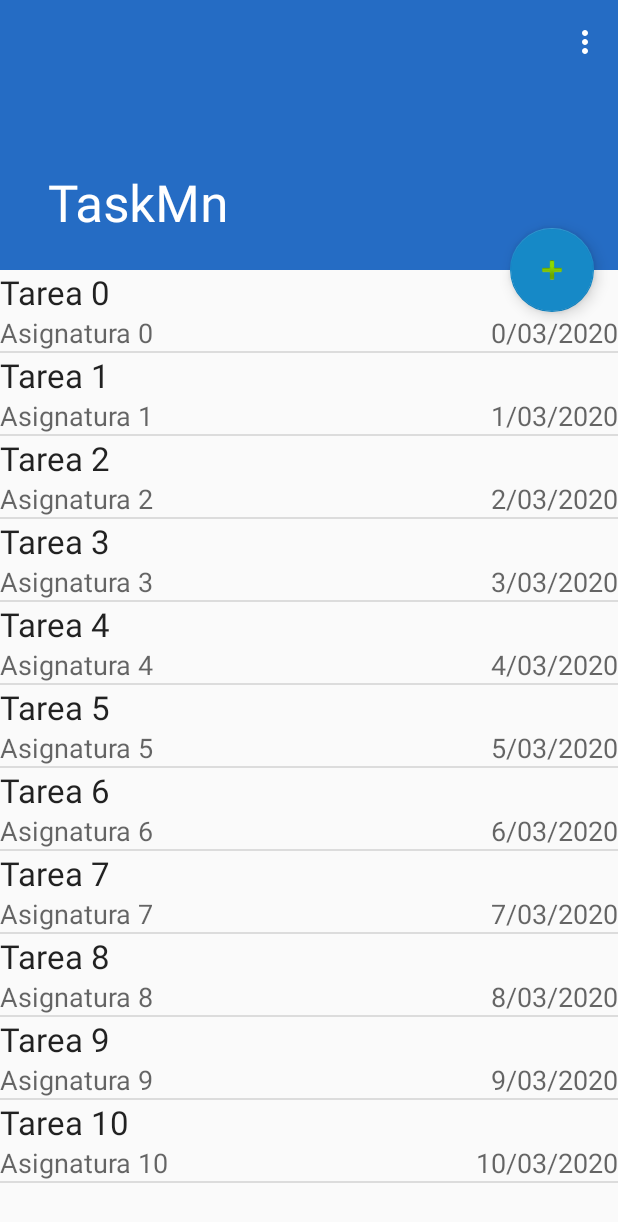
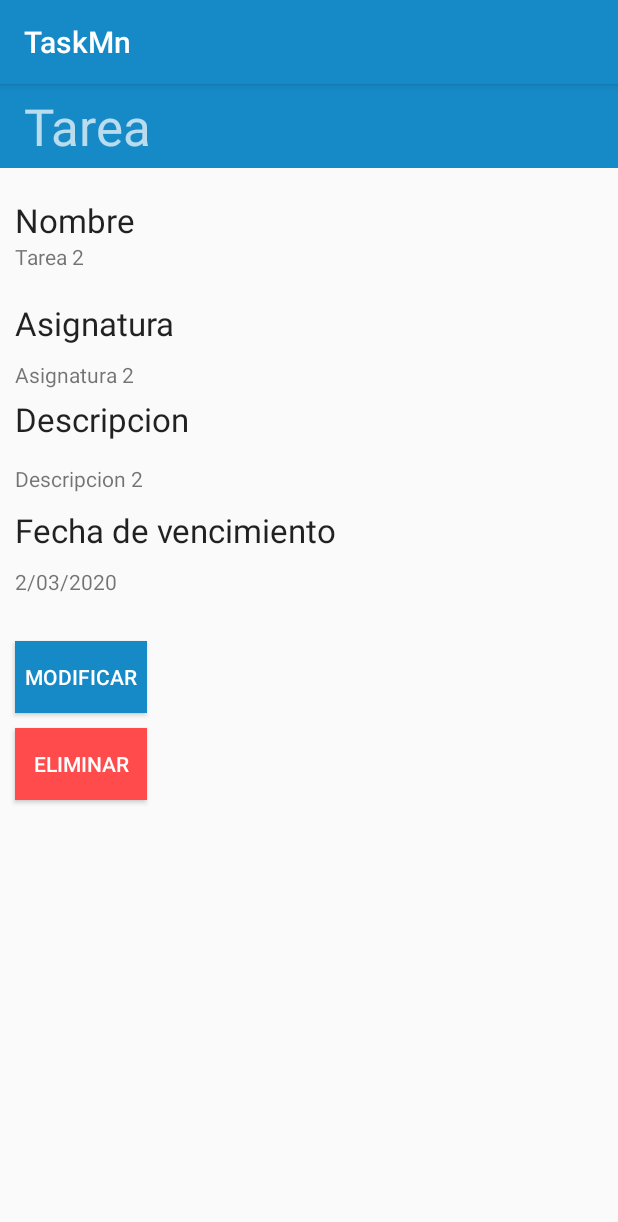
Before and after one commit to RodrigoVelazquez99/taskmn, an Android app: the screen it shows after launch (ScrollingActivity before the commit, VerTareaActivity after it), after a tap on an icon or button, on a phone screen of 412 x 824 dp. Shown: the top 1222 px of the screen. Run offline under Robolectric (Android 15) with nearby library versions, the phone set to English and light mode, and no system bars.

Commit message:
se pueden ver las tareas

```diff
--- a/app/src/main/AndroidManifest.xml
+++ b/app/src/main/AndroidManifest.xml
@@ -9,7 +9,8 @@
         android:roundIcon="@mipmap/ic_launcher_round"
         android:supportsRtl="true"
         android:theme="@style/AppTheme">
-        <activity android:name=".AgregarTareaActivity"></activity>
+        <activity android:name=".VerTareaActivity"></activity>
+        <activity android:name=".AgregarTareaActivity" />
         <activity
             android:name=".ScrollingActivity"
             android:label="@string/app_name"
--- a/app/src/main/java/com/example/taskmn/ScrollingActivity.java
+++ b/app/src/main/java/com/example/taskmn/ScrollingActivity.java
@@ -24,6 +24,7 @@ public class ScrollingActivity extends AppCompatActivity {
     private ListView listView;
     private TareaAdapter adapter;
     private final static String NUEVA_TAREA = "NUEVA_TAREA";
+    private final static String VER_TAREA = "VER_TAREA";
     private final static int AGREGAR_TAREA = 0;
 
     @Override
@@ -52,8 +53,10 @@ public class ScrollingActivity extends AppCompatActivity {
             @Override
             public void onItemClick(AdapterView<?> parent, View view, int position, long id) {
                 Tarea selected = (Tarea) listView.getItemAtPosition(position);
-                Toast t = Toast.makeText(getApplicationContext(), selected.getNombre() , Toast.LENGTH_SHORT);
-                t.show();
+                //Toast t = Toast.makeText(getApplicationContext(), selected.getNombre() , Toast.LENGTH_SHORT).show();
+                Intent intent = new Intent(getApplicationContext(), VerTareaActivity.class);
+                intent.putExtra(VER_TAREA,selected);
+                startActivity(intent);
             }
         });
     }
@@ -64,7 +67,6 @@ public class ScrollingActivity extends AppCompatActivity {
         if (requestCode == AGREGAR_TAREA) {
             if (resultCode == RESULT_OK) {
                 Tarea nueva = data.getParcelableExtra(NUEVA_TAREA);
-                Toast.makeText(getApplicationContext(), nueva.getNombre(), Toast.LENGTH_LONG).show();
                 tareas.add(nueva);
                 adapter.notifyDataSetChanged();
             }
--- /dev/null
+++ b/app/src/main/java/com/example/taskmn/VerTareaActivity.java
@@ -0,0 +1,51 @@
+package com.example.taskmn;
+
+import androidx.appcompat.app.AppCompatActivity;
+
+import android.content.Intent;
+import android.os.Bundle;
+import android.view.View;
+import android.widget.Button;
+import android.widget.TextView;
+import android.widget.Toast;
+
+public class VerTareaActivity extends AppCompatActivity {
+
+    private final static String VER_TAREA = "VER_TAREA";
+    private Tarea actual;
+    private TextView tareaNombre;
+    private TextView tareaAsignatura;
+    private TextView tareaDescripcion;
+    private TextView tareaVencimiento;
+
+    @Override
+    protected void onCreate(Bundle savedInstanceState) {
+        super.onCreate(savedInstanceState);
+        setContentView(R.layout.tarea);
+        Intent intent = getIntent();
+        actual = intent.getParcelableExtra(VER_TAREA);
+        Toast.makeText(getApplicationContext(), actual.getNombre(), Toast.LENGTH_LONG).show();
+        Button modificar = findViewById(R.id.modificar);
+        Button eliminar = findViewById(R.id.eliminar);
+        tareaNombre = findViewById(R.id.ver_tarea_nombre);
+        tareaAsignatura = findViewById(R.id.ver_asignatura);
+        tareaDescripcion = findViewById(R.id.ver_descripcion);
+        tareaVencimiento = findViewById(R.id.ver_vencimiento);
+        tareaNombre.setText(actual.getNombre());
+        tareaAsignatura.setText(actual.getAsignatura());
+        tareaDescripcion.setText(actual.getDescripcion());
+        tareaVencimiento.setText(actual.getVencimiento());
+        modificar.setOnClickListener(new View.OnClickListener() {
+            @Override
+            public void onClick(View view) {
+
+            }
+        });
+        eliminar.setOnClickListener(new View.OnClickListener() {
+            @Override
+            public void onClick(View view) {
+
+            }
+        });
+    }
+}
--- a/app/src/main/res/layout/actualizar_tarea.xml
+++ b/app/src/main/res/layout/actualizar_tarea.xml
@@ -47,7 +47,7 @@
                 android:textAppearance="@style/TextAppearance.AppCompat.Large" />
 
             <TextView
-                android:id="@+id/act_asignatura_label"
+                android:id="@+id/ver_asignatura_label"
                 android:layout_width="match_parent"
                 android:layout_height="wrap_content"
                 android:layout_marginLeft="10dp"
@@ -56,7 +56,7 @@
                 android:textAppearance="@style/TextAppearance.AppCompat.Large" />
 
             <EditText
-                android:id="@+id/act_asignatura"
+                android:id="@+id/ver_asignatura"
                 android:layout_width="wrap_content"
                 android:layout_height="wrap_content"
                 android:layout_gravity="center"
@@ -65,7 +65,7 @@
                 android:inputType="textPersonName" />
 
             <TextView
-                android:id="@+id/act_descripcion_label"
+                android:id="@+id/ver_descripcion_label"
                 android:layout_width="match_parent"
                 android:layout_height="wrap_content"
                 android:layout_marginLeft="10dp"
@@ -75,7 +75,7 @@
                 android:textAppearance="@style/TextAppearance.AppCompat.Large" />
 
             <EditText
-                android:id="@+id/act_descripcion"
+                android:id="@+id/ver_descripcion"
                 android:layout_width="match_parent"
                 android:layout_height="wrap_content"
                 android:ems="10"
@@ -84,7 +84,7 @@
                 android:inputType="textMultiLine" />
 
             <TextView
-                android:id="@+id/act_vencimiento_label"
+                android:id="@+id/ver_vencimiento_label"
                 android:layout_width="match_parent"
                 android:layout_height="wrap_content"
                 android:layout_marginLeft="10dp"
@@ -98,7 +98,7 @@
                 android:layout_height="wrap_content" />
 
             <Button
-                android:id="@+id/confirmar"
+                android:id="@+id/eliminar"
                 android:layout_width="wrap_content"
                 android:layout_height="wrap_content"
                 android:layout_marginLeft="10dp"
--- a/app/src/main/res/layout/tarea.xml
+++ b/app/src/main/res/layout/tarea.xml
@@ -28,7 +28,23 @@
                 app:titleTextAppearance="@style/TextAppearance.AppCompat.Display1" />
 
             <TextView
-                android:id="@+id/act_asignatura_label"
+                android:id="@+id/ver_tarea_nombre_label"
+                android:layout_width="match_parent"
+                android:layout_height="wrap_content"
+                android:layout_marginLeft="10dp"
+                android:layout_marginTop="20dp"
+                android:text="@string/nombre_holder"
+                android:textAppearance="@style/TextAppearance.AppCompat.Large" />
+
+            <TextView
+                android:id="@+id/ver_tarea_nombre"
+                android:layout_width="match_parent"
+                android:layout_height="wrap_content"
+                android:layout_marginLeft="10dp"
+                android:text="TextView" />
+
+            <TextView
+                android:id="@+id/ver_asignatura_label"
                 android:layout_width="match_parent"
                 android:layout_height="wrap_content"
                 android:layout_marginLeft="10dp"
@@ -37,7 +53,7 @@
                 android:textAppearance="@style/TextAppearance.AppCompat.Large" />
 
             <TextView
-                android:id="@+id/act_asignatura"
+                android:id="@+id/ver_asignatura"
                 android:layout_width="match_parent"
                 android:layout_height="wrap_content"
                 android:paddingLeft="10dp"
@@ -45,7 +61,7 @@
                 android:text="TextView" />
 
             <TextView
-                android:id="@+id/act_descripcion_label"
+                android:id="@+id/ver_descripcion_label"
                 android:layout_width="match_parent"
                 android:layout_height="wrap_content"
                 android:layout_marginLeft="10dp"
@@ -55,7 +71,7 @@
                 android:textAppearance="@style/TextAppearance.AppCompat.Large" />
 
             <TextView
-                android:id="@+id/act_descripcion"
+                android:id="@+id/ver_descripcion"
                 android:layout_width="match_parent"
                 android:layout_height="wrap_content"
                 android:layout_marginLeft="10dp"
@@ -63,7 +79,7 @@
                 android:text="TextView" />
 
             <TextView
-                android:id="@+id/act_vencimiento_label"
+                android:id="@+id/ver_vencimiento_label"
                 android:layout_width="match_parent"
                 android:layout_height="wrap_content"
                 android:layout_marginLeft="10dp"
@@ -72,7 +88,7 @@
                 android:textAppearance="@style/TextAppearance.AppCompat.Large" />
 
             <TextView
-                android:id="@+id/act_vencimiento"
+                android:id="@+id/ver_vencimiento"
                 android:layout_width="match_parent"
                 android:layout_height="wrap_content"
                 android:layout_marginLeft="10dp"
@@ -92,7 +108,7 @@
                 android:textColor="#FFFFFF" />
 
             <Button
-                android:id="@+id/confirmar"
+                android:id="@+id/eliminar"
                 android:layout_width="wrap_content"
                 android:layout_height="wrap_content"
                 android:layout_marginLeft="10dp"
```
